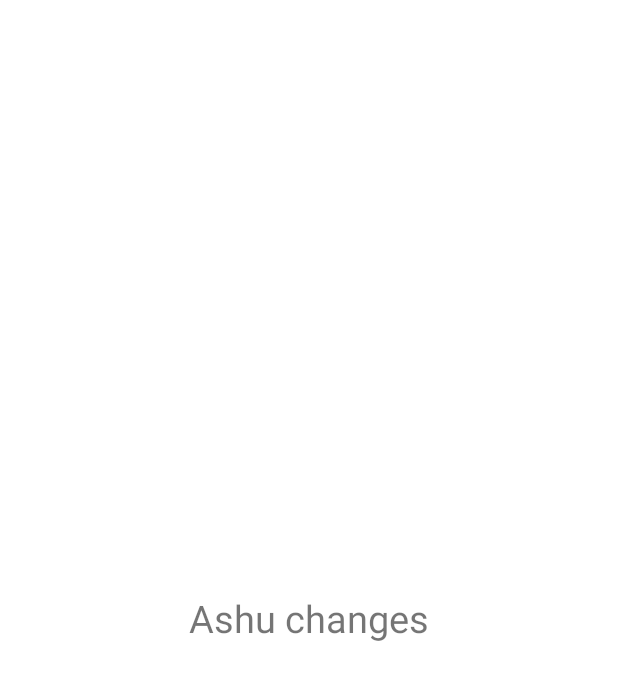
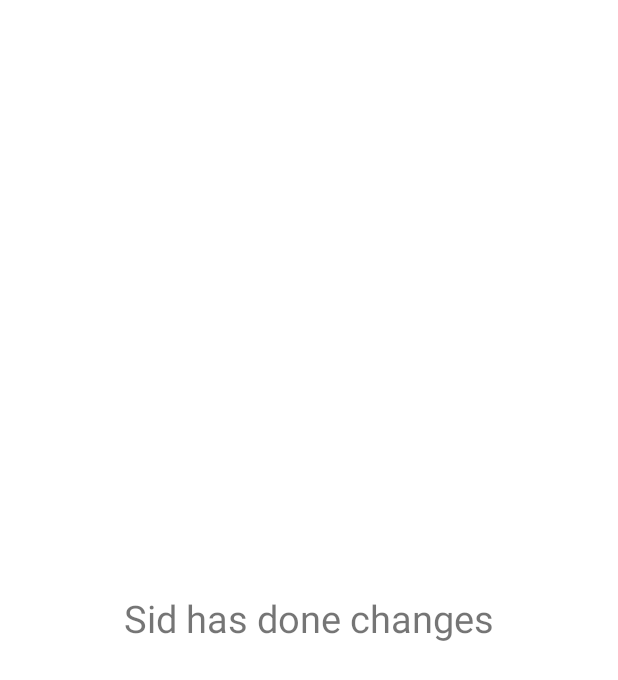
Before and after one commit to Ashutosh-Choudhary2920/PrepShala, an Android app: the ToDoActivity screen opened directly, with no data from a screen before it, on a phone screen of 412 x 824 dp. Shown: the top 680 px of the screen. Run offline under Robolectric (Android 15) with nearby library versions, the phone set to English and light mode, and no system bars; Roboto replaces fonts that are not available here.

Commit message:
sid change

```diff
--- a/app/src/main/res/layout/activity_to_do.xml
+++ b/app/src/main/res/layout/activity_to_do.xml
@@ -10,7 +10,7 @@
         android:id="@+id/textView6"
         android:layout_width="wrap_content"
         android:layout_height="wrap_content"
-        android:text="Ashu changes"
+        android:text="Sid has done changes"
         android:textSize="25sp"
         app:layout_constraintBottom_toBottomOf="parent"
         app:layout_constraintEnd_toEndOf="parent"
```
